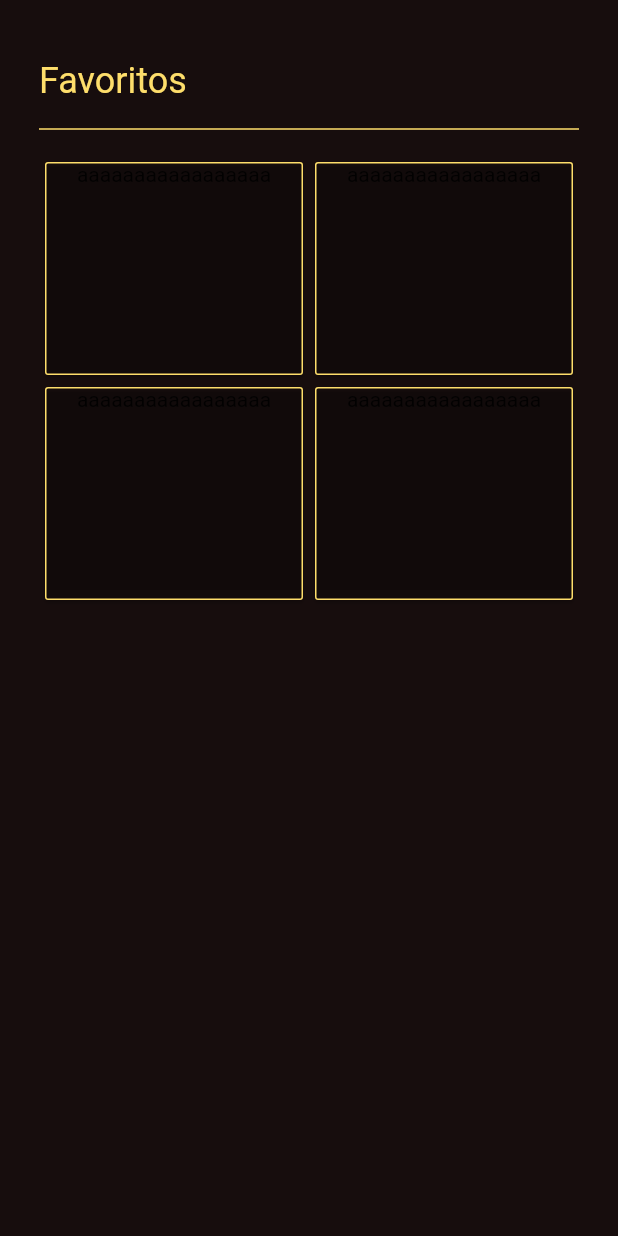
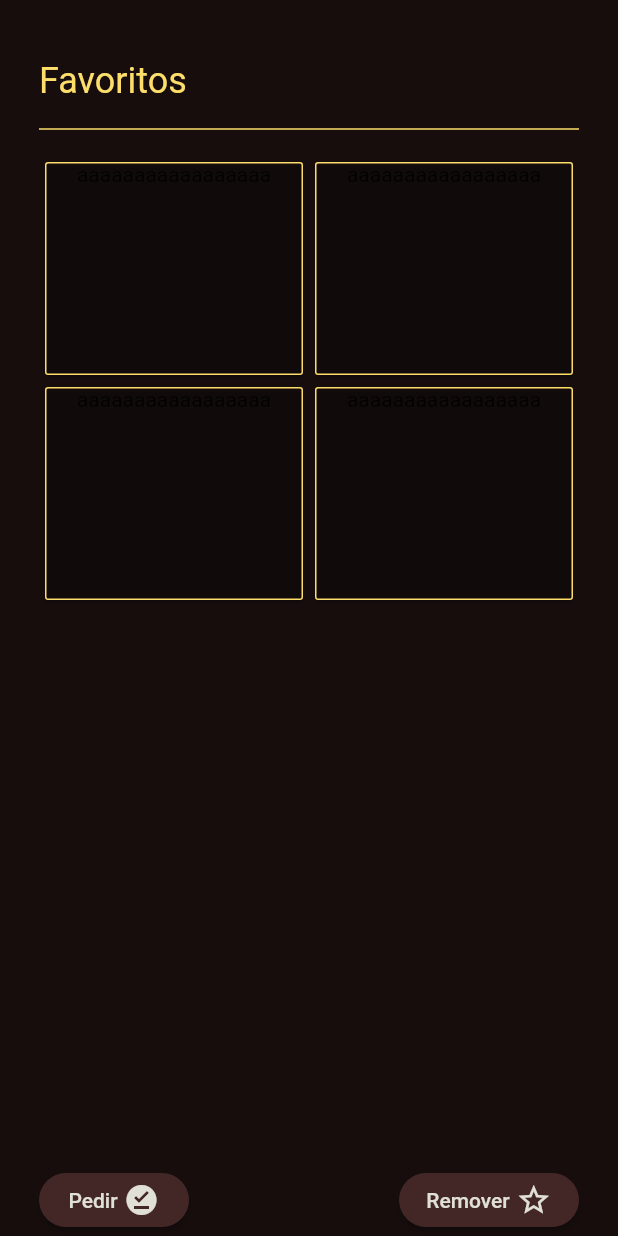
Before and after one commit to CauiDavis/cinefood, a Flutter app: the FavoritesClient screen opened directly, on a phone screen of 412 x 824 dp. Run offline on Flutter 3.47's test engine with Material 2 defaults, Android fonts, the phone set to English and light mode, and no system bars.

Commit message:
Update favortes_client.dart

```diff
--- a/lib/screens/favortes_client.dart
+++ b/lib/screens/favortes_client.dart
@@ -12,7 +12,7 @@ class FavoritesClient extends StatelessWidget {
       body: SafeArea(
           child: Center(
         child: Padding(
-          padding: const EdgeInsets.symmetric(vertical: 40, horizontal: 26),
+          padding: const EdgeInsets.only(top: 40, right: 26, left: 26),
           child: Column(
             crossAxisAlignment: CrossAxisAlignment.start,
             children: [
@@ -40,6 +40,52 @@ class FavoritesClient extends StatelessWidget {
                   return CardsHome();
                 },
               ))),
+              Row(mainAxisAlignment: MainAxisAlignment.spaceBetween, children: [
+                ElevatedButton(
+                  onPressed: () {},
+                  style: ElevatedButton.styleFrom(
+                    maximumSize: const Size(100, 40),
+                  ),
+                  child: Row(
+                    mainAxisAlignment: MainAxisAlignment.center,
+                    children: [
+                      const Text(
+                        "Pedir",
+                        style: TextStyle(
+                          color: CustomColors.secondaryColor,
+                        ),
+                      ),
+                      SizedBox(width: 4),
+                      Icon(
+                        Icons.offline_pin,
+                        color: CustomColors.secondaryColor,
+                      ),
+                    ],
+                  ),
+                ),
+                ElevatedButton(
+                  onPressed: () {},
+                  style: ElevatedButton.styleFrom(
+                    maximumSize: const Size(120, 40),
+                  ),
+                  child: Row(
+                    mainAxisAlignment: MainAxisAlignment.center,
+                    children: [
+                      const Text(
+                        "Remover",
+                        style: TextStyle(
+                          color: CustomColors.secondaryColor,
+                        ),
+                      ),
+                      SizedBox(width: 4),
+                      Icon(
+                        Icons.star_border,
+                        color: CustomColors.secondaryColor,
+                      ),
+                    ],
+                  ),
+                ),
+              ]),
             ],
           ),
         ),
```
